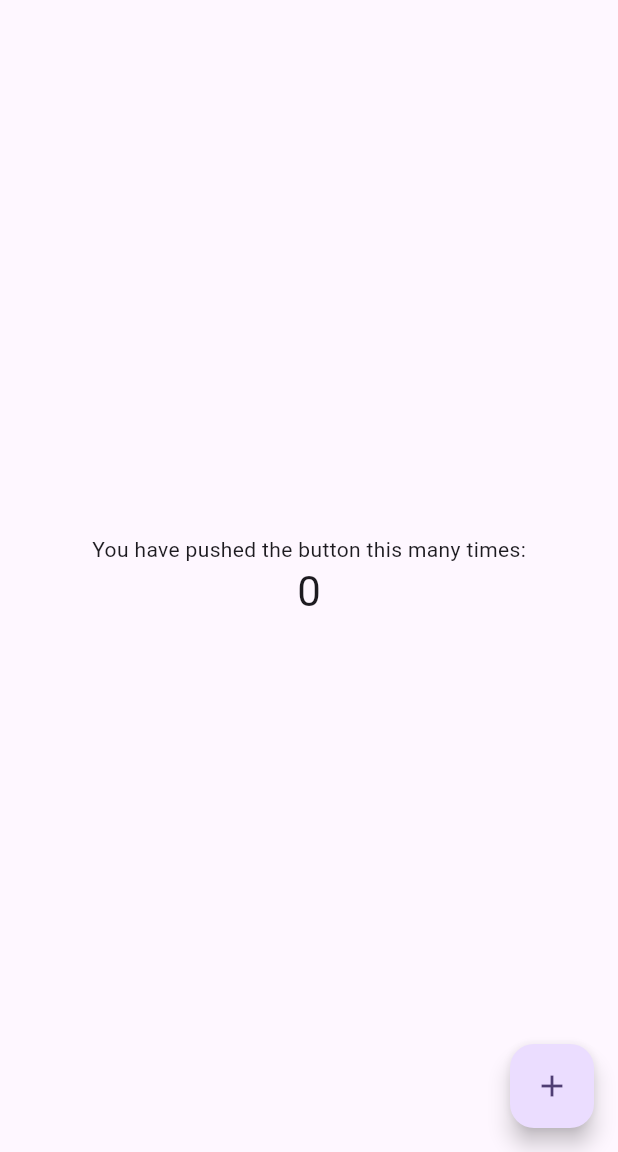
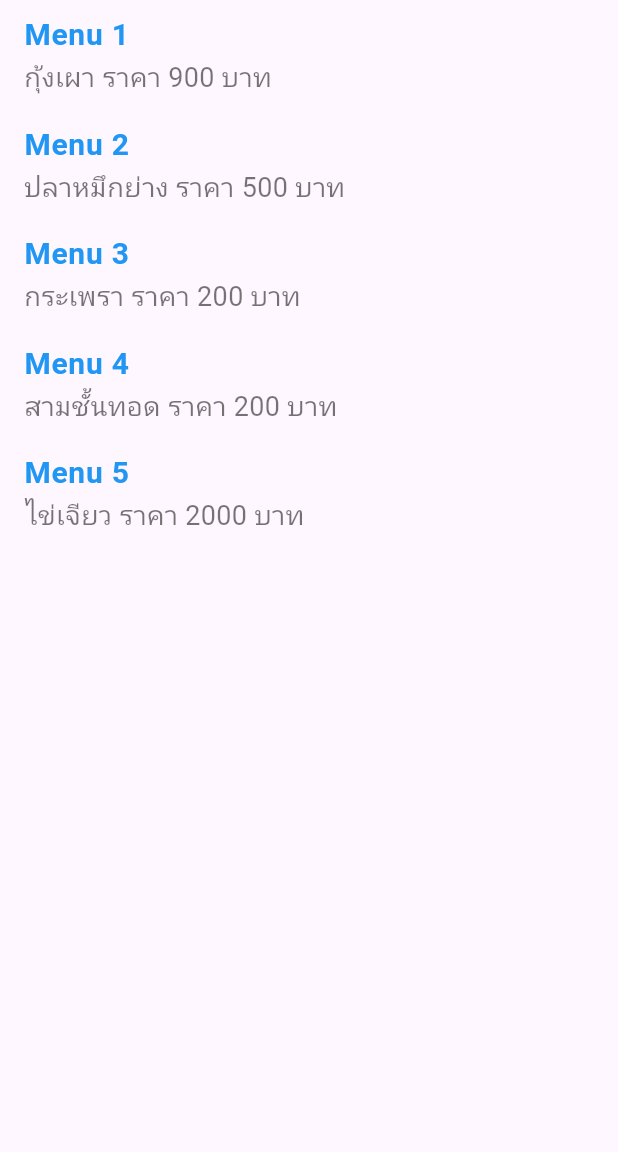
Before and after one commit to FlukeNoppanan/Mobile_Fluter, a Flutter app: the screen it shows after launch, on a phone screen of 412 x 824 dp, the part 84-1236 px from its top. Run offline on Flutter 3.47's test engine with Material 3 defaults, Android fonts, the phone set to English and light mode, and no system bars.

Commit message:
feat: Add Foolmenu class and integrate menu list into main app

```diff
--- /dev/null
+++ b/listview4/lib/foolMenu.dart
@@ -0,0 +1,6 @@
+class Foolmenu {
+  String foolname;
+  String foolprice;
+
+  Foolmenu(this.foolname, this.foolprice);
+}
--- a/listview4/lib/main.dart
+++ b/listview4/lib/main.dart
@@ -1,4 +1,5 @@
 import 'package:flutter/material.dart';
+import 'foolMenu.dart';
 
 void main() {
   runApp(const MyApp());
@@ -6,28 +7,11 @@ void main() {
 
 class MyApp extends StatelessWidget {
   const MyApp({super.key});
-
-  // This widget is the root of your application.
   @override
   Widget build(BuildContext context) {
     return MaterialApp(
       title: 'Flutter Demo',
       theme: ThemeData(
-        // This is the theme of your application.
-        //
-        // TRY THIS: Try running your application with "flutter run". You'll see
-        // the application has a purple toolbar. Then, without quitting the app,
-        // try changing the seedColor in the colorScheme below to Colors.green
-        // and then invoke "hot reload" (save your changes or press the "hot
-        // reload" button in a Flutter-supported IDE, or press "r" if you used
-        // the command line to start the app).
-        //
-        // Notice that the counter didn't reset back to zero; the application
-        // state is not lost during the reload. To reset the state, use hot
-        // restart instead.
-        //
-        // This works for code too, not just values: Most code changes can be
-        // tested with just a hot reload.
         colorScheme: .fromSeed(seedColor: Colors.deepPurple),
       ),
       home: const MyHomePage(title: 'Flutter Demo Home Page'),
@@ -37,16 +21,6 @@ class MyApp extends StatelessWidget {
 
 class MyHomePage extends StatefulWidget {
   const MyHomePage({super.key, required this.title});
-
-  // This widget is the home page of your application. It is stateful, meaning
-  // that it has a State object (defined below) that contains fields that affect
-  // how it looks.
-
-  // This class is the configuration for the state. It holds the values (in this
-  // case the title) provided by the parent (in this case the App widget) and
-  // used by the build method of the State. Fields in a Widget subclass are
-  // always marked "final".
-
   final String title;
 
   @override
@@ -54,69 +28,35 @@ class MyHomePage extends StatefulWidget {
 }
 
 class _MyHomePageState extends State<MyHomePage> {
-  int _counter = 0;
 
-  void _incrementCounter() {
-    setState(() {
-      // This call to setState tells the Flutter framework that something has
-      // changed in this State, which causes it to rerun the build method below
-      // so that the display can reflect the updated values. If we changed
-      // _counter without calling setState(), then the build method would not be
-      // called again, and so nothing would appear to happen.
-      _counter++;
-    });
-  }
+  List<Foolmenu> menus = [
+    Foolmenu("กุ้งเผา", "900"),
+    Foolmenu("ปลาหมึกย่าง", "500"),
+    Foolmenu("กระเพรา", "200"),
+    Foolmenu("สามชั้นทอด", "200"),
+    Foolmenu("ไข่เจียว", "2000"),
+  ];
 
   @override
   Widget build(BuildContext context) {
-    // This method is rerun every time setState is called, for instance as done
-    // by the _incrementCounter method above.
-    //
-    // The Flutter framework has been optimized to make rerunning build methods
-    // fast, so that you can just rebuild anything that needs updating rather
-    // than having to individually change instances of widgets.
+
+
     return Scaffold(
       appBar: AppBar(
-        // TRY THIS: Try changing the color here to a specific color (to
-        // Colors.amber, perhaps?) and trigger a hot reload to see the AppBar
-        // change color while the other colors stay the same.
         backgroundColor: Theme.of(context).colorScheme.inversePrimary,
-        // Here we take the value from the MyHomePage object that was created by
-        // the App.build method, and use it to set our appbar title.
         title: Text(widget.title),
       ),
-      body: Center(
-        // Center is a layout widget. It takes a single child and positions it
-        // in the middle of the parent.
-        child: Column(
-          // Column is also a layout widget. It takes a list of children and
-          // arranges them vertically. By default, it sizes itself to fit its
-          // children horizontally, and tries to be as tall as its parent.
-          //
-          // Column has various properties to control how it sizes itself and
-          // how it positions its children. Here we use mainAxisAlignment to
-          // center the children vertically; the main axis here is the vertical
-          // axis because Columns are vertical (the cross axis would be
-          // horizontal).
-          //
-          // TRY THIS: Invoke "debug painting" (choose the "Toggle Debug Paint"
-          // action in the IDE, or press "p" in the console), to see the
-          // wireframe for each widget.
-          mainAxisAlignment: .center,
-          children: [
-            const Text('You have pushed the button this many times:'),
-            Text(
-              '$_counter',
-              style: Theme.of(context).textTheme.headlineMedium,
-            ),
-          ],
+      body: ListView.builder(
+        itemCount: menus.length,
+        itemBuilder: (BuildContext context, int index) {
+          Foolmenu food = menus[index];
+          return ListTile(
+            title: Text("Menu ${index + 1}", style: TextStyle(fontSize: 20, fontWeight: FontWeight.bold, color: Colors.blue)),
+            subtitle: Text("${food.foolname} ราคา ${food.foolprice} บาท", style: TextStyle(fontSize: 18, color: Colors.black54)),
+          );
+        },
         ),
-      ),
-      floatingActionButton: FloatingActionButton(
-        onPressed: _incrementCounter,
-        tooltip: 'Increment',
-        child: const Icon(Icons.add),
-      ),
-    );
+      );
+
   }
 }
```
